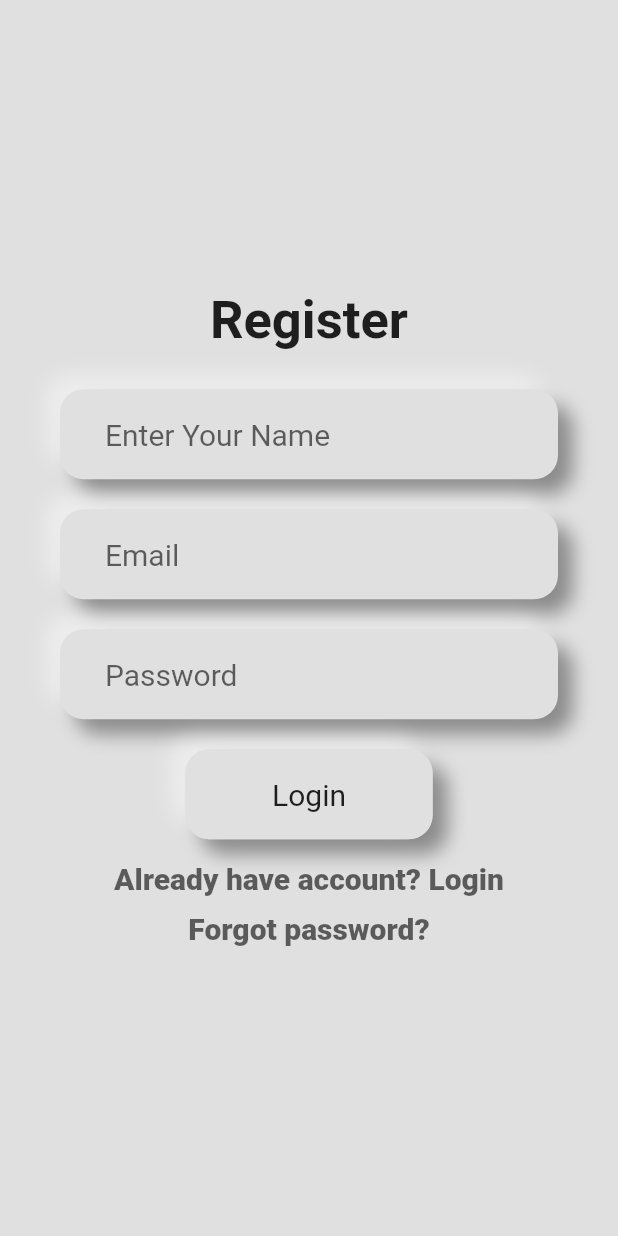
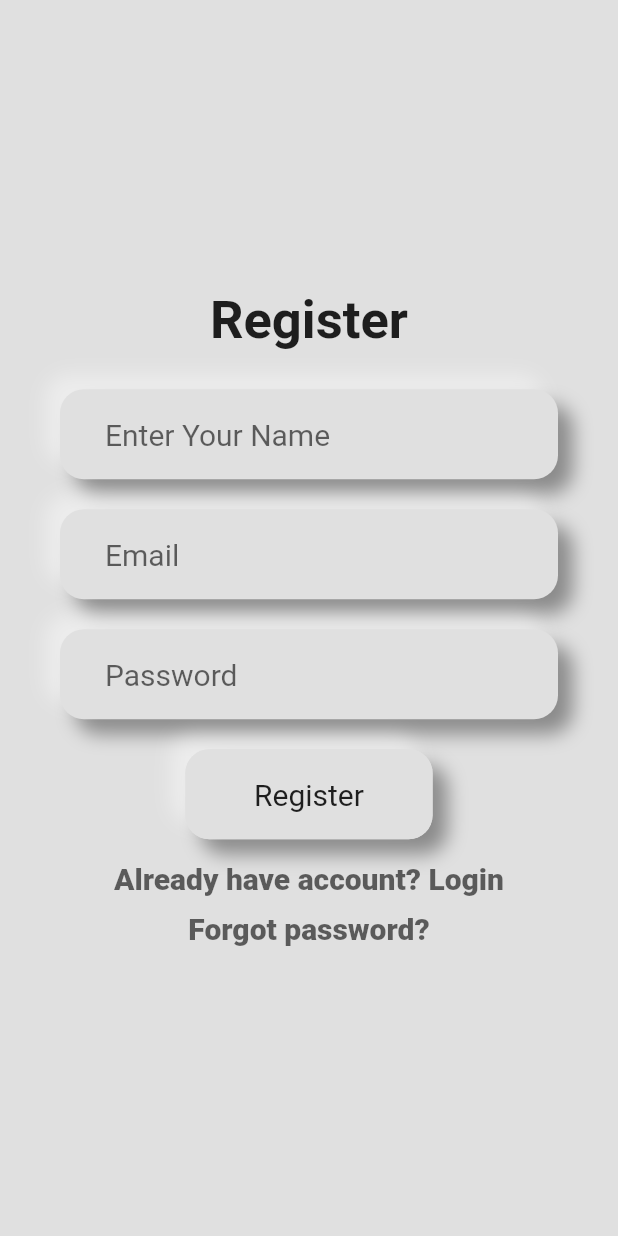
Before and after one commit to Ejaj-Ahamed/Neumorphism-Flutter-ChatApp, a Flutter app: the Register screen opened by its route, on a phone screen of 412 x 824 dp. Run offline on Flutter 3.47's test engine with Material 2 defaults, Android fonts, the phone set to English and light mode, and no system bars; our stand-ins replace get.

Commit message:
small fixes

```diff
--- a/lib/Screens/Auth/Register.dart
+++ b/lib/Screens/Auth/Register.dart
@@ -178,11 +178,11 @@ class _RegisterState extends State<Register> {
                                         borderRadius: BorderRadius.circular(16),
                                         onTap: () {
                                           Get.toNamed('/home');
-                                          print("Login called");
+                                          print("Register called");
                                         },
                                         child: Center(
                                           child: Text(
-                                            "Login",
+                                            "Register",
                                             style: TextStyle(fontSize: 20),
                                           ),
                                         ),
```
Also changed, not shown: lib/Screens/Auth/NewPassword.dart (+10 -5 lines).
